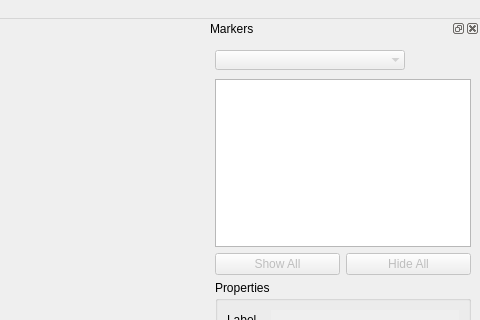
Before: the Qt Designer form Tools/Mokka/MainWindow.ui in Biomechanical-ToolKit/BTKCore, drawn with Qt 5; both pictures show x 474 to 954 and y 0 to 320 of the 954 by 836 pixel window.
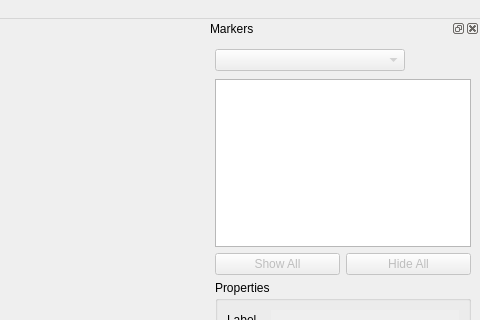
After: the same form once the commit is applied. Icons and pictures are not drawn. Custom widgets are drawn as their Qt base class.

Commit message: [UPD] Force the about dialog to display the version 0.1a4 (Mokka is still in alpha). [FIX] The combobox for the visual configurations has no frame under Windows XP. [FIX] Two cl warnings.

```diff
--- a/Tools/Mokka/MainWindow.ui
+++ b/Tools/Mokka/MainWindow.ui
@@ -282,9 +282,6 @@
          <property name="enabled">
           <bool>false</bool>
          </property>
-         <property name="frame">
-          <bool>false</bool>
-         </property>
         </widget>
        </item>
        <item>
```
The commit also changes 3 other files.
